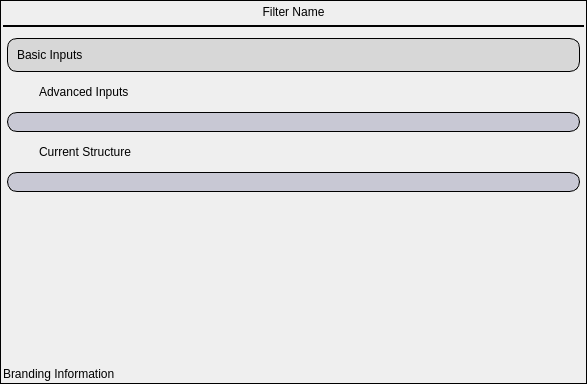
The window that Source/DREAM3DWidgetsLib/Widgets/UI_Files/FilterInputWidget.ui (BlueQuartzSoftware/DREAM3D) describes before a commit, drawn with Qt 5.
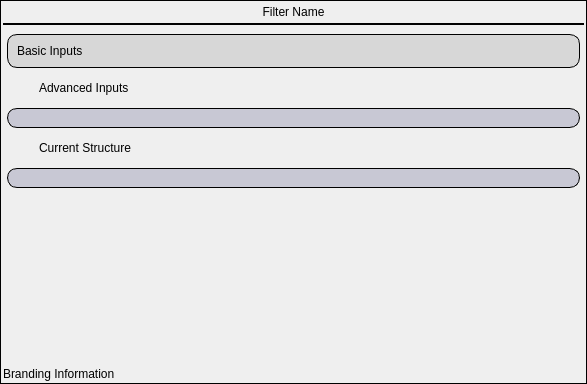
The same window after the commit. Icons and pictures are not drawn.

Diff of the .ui file:
```diff
--- a/Source/DREAM3DWidgetsLib/Widgets/UI_Files/FilterInputWidget.ui
+++ b/Source/DREAM3DWidgetsLib/Widgets/UI_Files/FilterInputWidget.ui
@@ -49,6 +49,9 @@
       <property name="bottomMargin">
        <number>2</number>
       </property>
+      <property name="verticalSpacing">
+       <number>4</number>
+      </property>
       <item row="0" column="0">
        <layout class="QHBoxLayout" name="horizontalLayout">
         <property name="topMargin">
```
Left out of the diff: 3 changed lines with no effect on the pictures.
